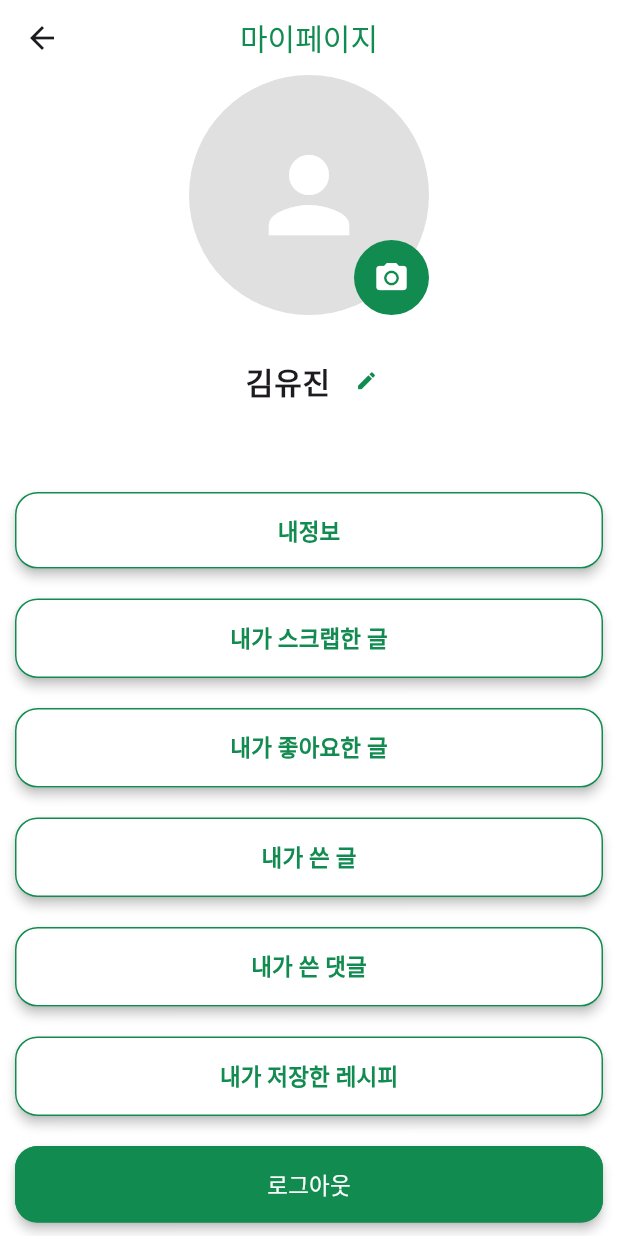
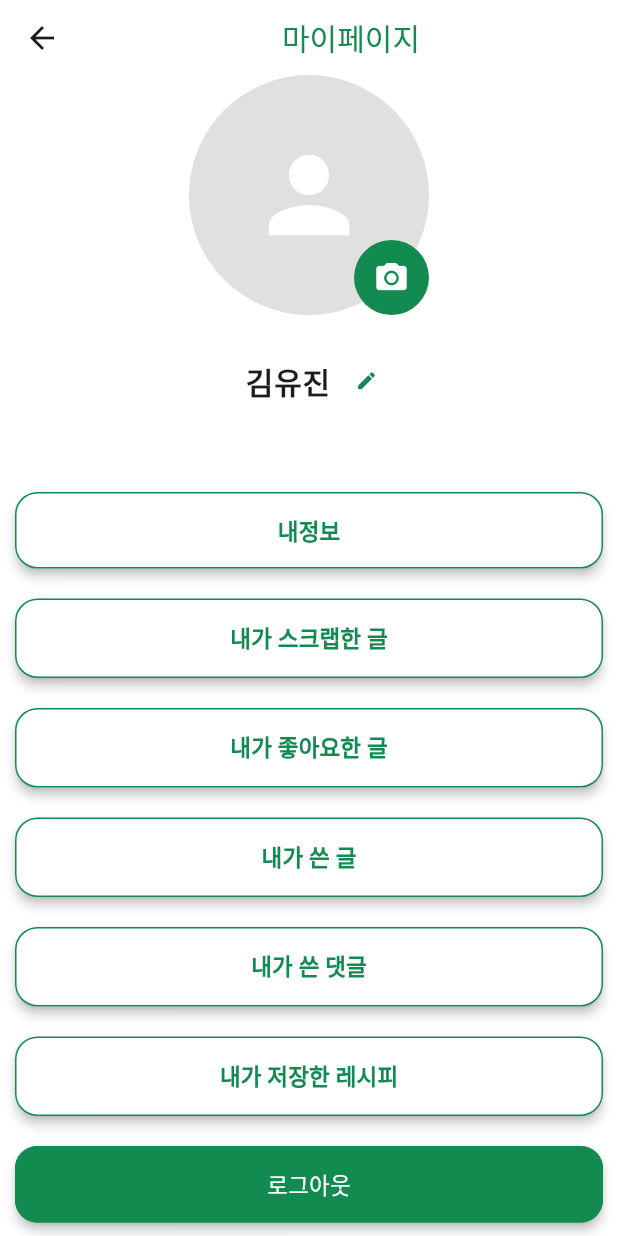
Before and after one commit to 25-1AlphaProject/Frontend, a Flutter app: the MypageMain screen opened directly, on a phone screen of 412 x 824 dp. Run offline on Flutter 3.47's test engine with Material 3 defaults, Android fonts, the phone set to English and light mode, and no system bars; our stand-ins replace card_swiper, image_picker, percent_indicator; missing offline and left inert: linear_progress_bar, string_similarity; Roboto replaces fonts that are missing (PretendardVariable, PretendartVariable, yg-jalnan).

Commit message:
FEAT: ADD Appbar design form (baseappbar.dart)

```diff
--- a/alpha_front/lib/recipe/recipe_detail.dart
+++ b/alpha_front/lib/recipe/recipe_detail.dart
@@ -12,7 +12,7 @@ class RecipeDetail extends StatefulWidget {
 class _RecipeDetailState extends State<RecipeDetail> {
   @override
   Widget build(BuildContext context) {
-    return Scaffold(
+    return const Scaffold(
       appBar: BaseAppbar(title: '레시피'),
 //       body: Container(
 //         width: double.infinity,
@@ -38,7 +38,6 @@ class _RecipeDetailState extends State<RecipeDetail> {
 //           ],
 //         )
 //       ),
-
     );
   }
 }
--- a/alpha_front/lib/widgets/baseappbar.dart
+++ b/alpha_front/lib/widgets/baseappbar.dart
@@ -2,20 +2,35 @@ import 'package:flutter/material.dart';
 
 class BaseAppbar extends StatelessWidget implements PreferredSizeWidget {
   final String title;
+  final TextAlign titleAlign;
+  final TextStyle? titleStyle;
 
-  BaseAppbar({required this.title});
+  const BaseAppbar({
+    required this.title,
+    this.titleAlign = TextAlign.center,
+    this.titleStyle,
+    super.key,
+  });
 
   @override
   Widget build(BuildContext context) {
     return AppBar(
       centerTitle: true,
       backgroundColor: Colors.white.withAlpha(0),
-      title: Text(
-        '$title',
-        style: TextStyle(
-          fontFamily: 'yg-jalnan',
-          color:Color(0xff118B50),
-          fontSize: 20,
+      title: Align(
+        alignment: titleAlign == TextAlign.left
+            ? Alignment.centerLeft
+            : titleAlign == TextAlign.center
+                ? Alignment.center
+                : Alignment.centerRight,
+        child: Text(
+          title,
+          style: titleStyle ??
+              const TextStyle(
+                fontFamily: 'yg-jalnan',
+                color: Color(0xff118B50),
+                fontSize: 20,
+              ),
         ),
       ),
     );
@@ -23,5 +38,5 @@ class BaseAppbar extends StatelessWidget implements PreferredSizeWidget {
   //
 
   @override
-  Size get preferredSize => Size.fromHeight(50);
+  Size get preferredSize => const Size.fromHeight(50);
 }
```
Also changed, not shown: alpha_front/lib/recipe/recipe_description.dart (+33 -17 lines).
